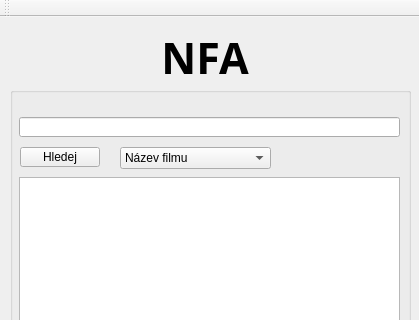
The window that elasticsearchgui.ui (NFAcz/nais) describes before a commit, drawn with Qt 5; both pictures show x 0 to 419 and y 0 to 320 of the 419 by 547 pixel window.
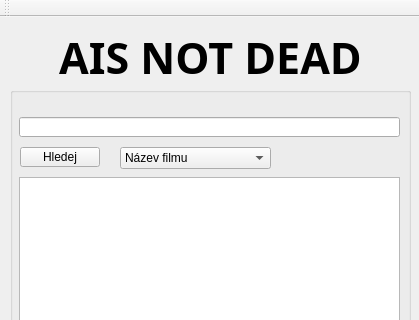
The same window after the commit.

What changed in the file:
```diff
--- a/elasticsearchgui.ui
+++ b/elasticsearchgui.ui
@@ -123,9 +123,9 @@
    <widget class="QLabel" name="label">
     <property name="geometry">
      <rect>
-      <x>140</x>
+      <x>20</x>
       <y>10</y>
-      <width>130</width>
+      <width>381</width>
       <height>60</height>
      </rect>
     </property>
@@ -138,7 +138,7 @@
      </font>
     </property>
     <property name="text">
-     <string>NFA</string>
+     <string>AIS NOT DEAD</string>
     </property>
     <property name="alignment">
      <set>Qt::AlignCenter</set>
```
Left out of the diff: 2 changed lines with no effect on the pictures.
